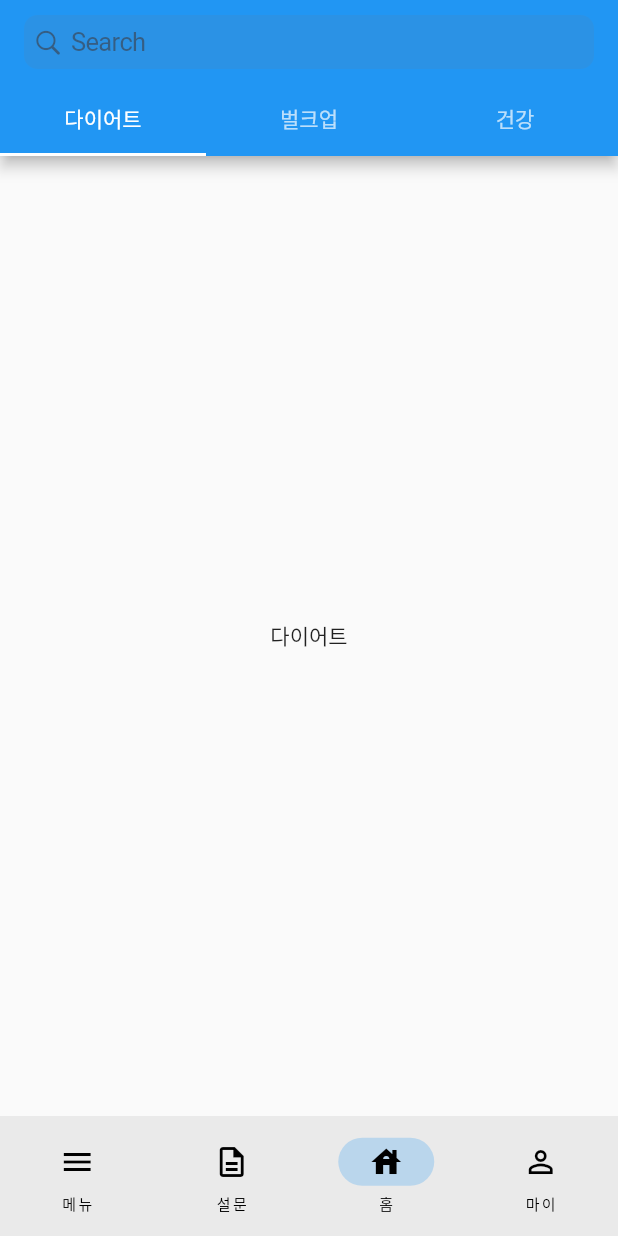
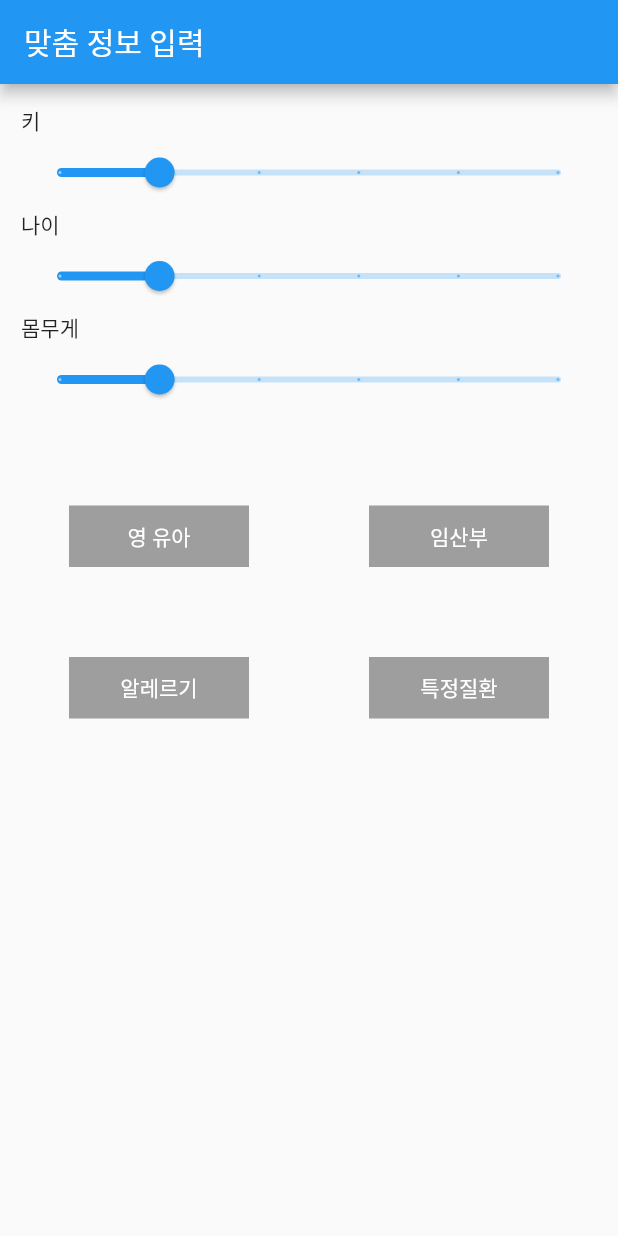
Before and after one commit to alswn2348/healfooyou_flutter, a Flutter app: the screen it shows after launch, on a phone screen of 412 x 824 dp. Run offline on Flutter 3.47's test engine with Material 2 defaults, Android fonts, the phone set to English and light mode, and no system bars; our stand-ins replace font_awesome_flutter, go_router.

Commit message:
design : 맞춤 정보 화면

```diff
--- a/lib/router.dart
+++ b/lib/router.dart
@@ -3,9 +3,10 @@ import 'package:healfooyou_flutter/authentication/login_screen.dart';
 import 'package:healfooyou_flutter/authentication/sign_up_screen.dart';
 import 'package:healfooyou_flutter/common/main_navigation/navigator.dart';
 import 'package:healfooyou_flutter/survey/interests_screen.dart';
+import 'package:healfooyou_flutter/survey/user_information_screen.dart';
 
 final router = GoRouter(
-  initialLocation: "/home",
+  initialLocation: "/userInfo",
   routes: [
     GoRoute(
       name: LoginScreen.routeName,
@@ -27,5 +28,10 @@ final router = GoRouter(
       path: InterestsScreen.routeURL,
       builder: (context, state) => const InterestsScreen(),
     ),
+    GoRoute(
+      name: UserInformationScreen.routeName,
+      path: UserInformationScreen.routeURL,
+      builder: (context, state) => const UserInformationScreen(),
+    ),
   ],
 );
--- /dev/null
+++ b/lib/survey/user_information_screen.dart
@@ -0,0 +1,130 @@
+import 'package:flutter/material.dart';
+import 'package:healfooyou_flutter/constants/gaps.dart';
+import 'package:healfooyou_flutter/constants/sizes.dart';
+
+class UserInformationScreen extends StatefulWidget {
+  static const String routeName = "userInfo";
+  static const String routeURL = "/userInfo";
+
+  const UserInformationScreen({super.key});
+
+  @override
+  State<UserInformationScreen> createState() => _UserInformationScreenState();
+}
+
+class _UserInformationScreenState extends State<UserInformationScreen> {
+  @override
+  Widget build(BuildContext context) {
+    double currentSliderValue = 20;
+
+    return Scaffold(
+      appBar: AppBar(
+        title: const Text("맞춤 정보 입력"),
+      ),
+      body: Padding(
+        padding: const EdgeInsets.all(
+          Sizes.size14,
+        ),
+        child: Column(
+          crossAxisAlignment: CrossAxisAlignment.start,
+          children: [
+            const Text("키"),
+            Slider(
+              value: currentSliderValue,
+              max: 100,
+              divisions: 5,
+              label: currentSliderValue.round().toString(),
+              onChanged: (double value) {
+                setState(
+                  () {
+                    currentSliderValue = value;
+                  },
+                );
+              },
+            ),
+            const Text("나이"),
+            Slider(
+              value: currentSliderValue,
+              max: 100,
+              divisions: 5,
+              label: currentSliderValue.round().toString(),
+              onChanged: (double value) {
+                setState(
+                  () {
+                    currentSliderValue = value;
+                  },
+                );
+              },
+            ),
+            const Text("몸무게"),
+            Slider(
+              value: currentSliderValue,
+              max: 100,
+              divisions: 5,
+              label: currentSliderValue.round().toString(),
+              onChanged: (double value) {
+                setState(
+                  () {
+                    currentSliderValue = value;
+                  },
+                );
+              },
+            ),
+            Gaps.v60,
+            Row(
+              mainAxisAlignment: MainAxisAlignment.center,
+              children: const [
+                FormButton(
+                  text: "영 유아",
+                ),
+                Gaps.h80,
+                FormButton(
+                  text: "임산부",
+                )
+              ],
+            ),
+            Gaps.v60,
+            Row(
+              mainAxisAlignment: MainAxisAlignment.center,
+              children: const [
+                FormButton(
+                  text: "알레르기",
+                ),
+                Gaps.h80,
+                FormButton(
+                  text: "특정질환",
+                )
+              ],
+            )
+          ],
+        ),
+      ),
+    );
+  }
+}
+
+class FormButton extends StatelessWidget {
+  const FormButton({
+    super.key,
+    required this.text,
+  });
+  final String text;
+  @override
+  Widget build(BuildContext context) {
+    return Container(
+      alignment: Alignment.center,
+      width: 120,
+      padding: const EdgeInsets.symmetric(
+        horizontal: Sizes.size20,
+        vertical: Sizes.size10,
+      ),
+      decoration: const BoxDecoration(color: Colors.grey),
+      child: Text(
+        text,
+        style: const TextStyle(
+          color: Colors.white,
+        ),
+      ),
+    );
+  }
+}
--- a/lib/user/user_profile_screen.dart
+++ b/lib/user/user_profile_screen.dart
@@ -35,19 +35,19 @@ class UserProfileScreen extends StatelessWidget {
             ),
           ),
           Gaps.v32,
-          const tabBotton(
+          const TabBotton(
             text: "추천받은 제품 목록",
           ),
           Gaps.v5,
-          const tabBotton(
+          const TabBotton(
             text: "리뷰 관리",
           ),
           Gaps.v5,
-          const tabBotton(
+          const TabBotton(
             text: "문의 목록",
           ),
           Gaps.v5,
-          const tabBotton(
+          const TabBotton(
             text: "찜",
           ),
         ]),
@@ -56,8 +56,8 @@ class UserProfileScreen extends StatelessWidget {
   }
 }
 
-class tabBotton extends StatelessWidget {
-  const tabBotton({
+class TabBotton extends StatelessWidget {
+  const TabBotton({
     super.key,
     required this.text,
   });
```
